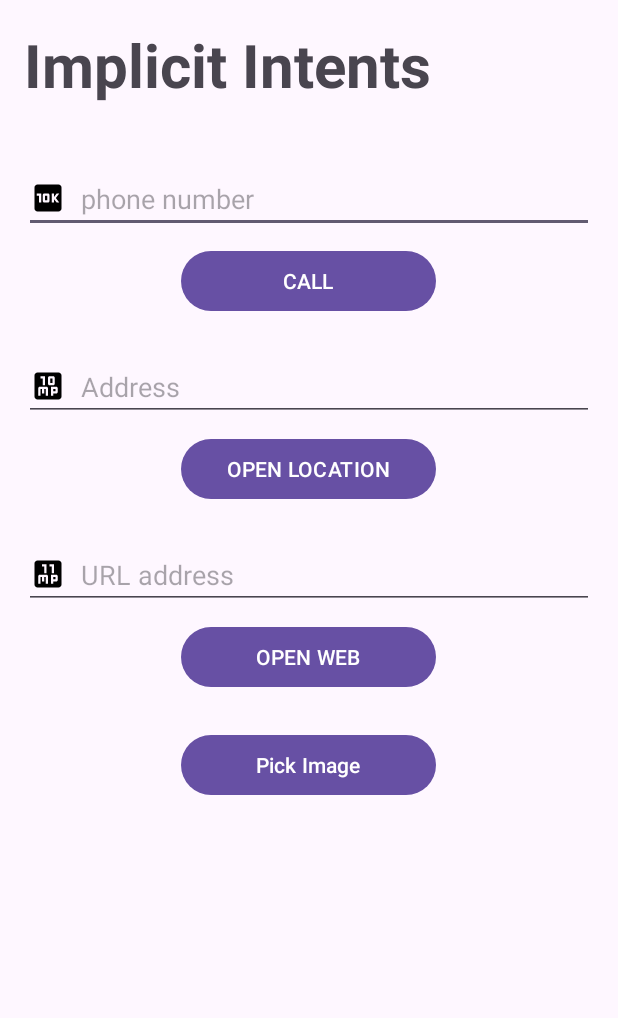
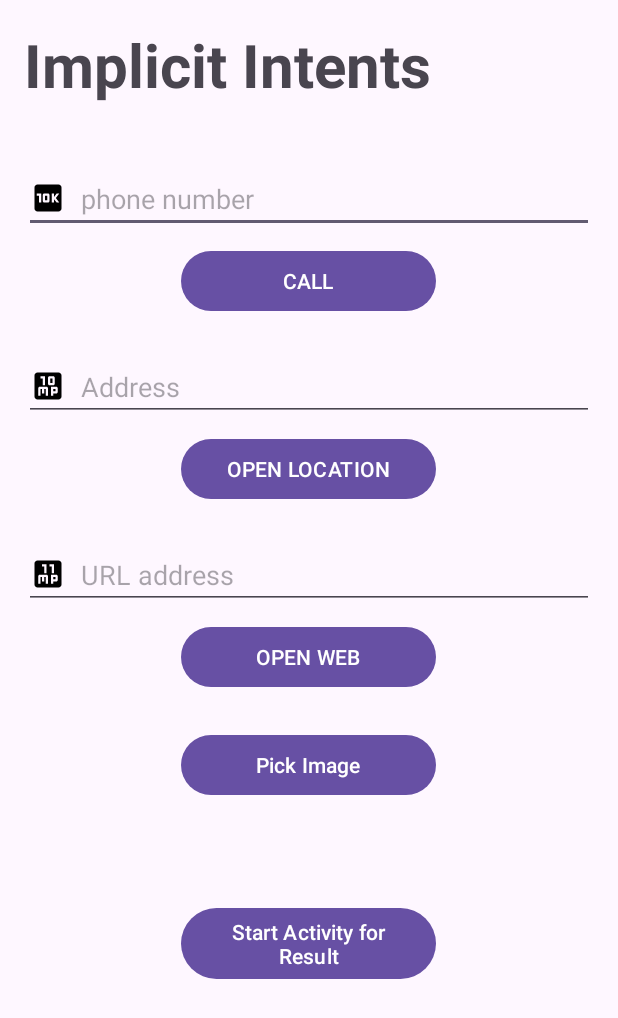
Before and after one commit to kzeen/mobile-week4, an Android app: the layout activity_main.xml on its own in the app's theme, with its tools: preview values and no code run, on a phone screen of 412 x 824 dp. Shown: the top 1018 px of the screen. Run offline under Robolectric (Android 15) with nearby library versions, the phone set to English and light mode, and no system bars.

Commit message:
Complete Week 4

```diff
--- a/app/src/main/res/layout/activity_main.xml
+++ b/app/src/main/res/layout/activity_main.xml
@@ -88,4 +88,12 @@
         android:layout_width="wrap_content"
         android:layout_height="wrap_content"
         android:layout_gravity="center" />
+
+    <Button
+        android:id="@+id/bt_start_activity"
+        android:layout_width="170dp"
+        android:layout_height="wrap_content"
+        android:layout_gravity="center"
+        android:layout_marginTop="24dp"
+        android:text="@string/start_activity_for_result" />
 </LinearLayout>
--- a/app/src/main/res/values/strings.xml
+++ b/app/src/main/res/values/strings.xml
@@ -8,4 +8,5 @@
     <string name="url_address">URL address</string>
     <string name="open_web">OPEN WEB</string>
     <string name="pick_image">Pick Image</string>
+    <string name="start_activity_for_result">Start Activity for Result</string>
 </resources>
--- a/gradle/libs.versions.toml
+++ b/gradle/libs.versions.toml
@@ -1,5 +1,5 @@
 [versions]
-agp = "8.8.0"
+agp = "8.8.1"
 junit = "4.13.2"
 junitVersion = "1.2.1"
 espressoCore = "3.6.1"
```
Also changed, not shown: app/src/main/AndroidManifest.xml (+6 -3 lines), app/src/main/java/com/example/mobileweek4/MainActivity.java (+52 -0 lines), app/src/main/java/com/example/mobileweek4/ResultActivity.java (added, +30 -0 lines), app/src/main/res/layout/activity_result.xml (added, +10 -0 lines).
